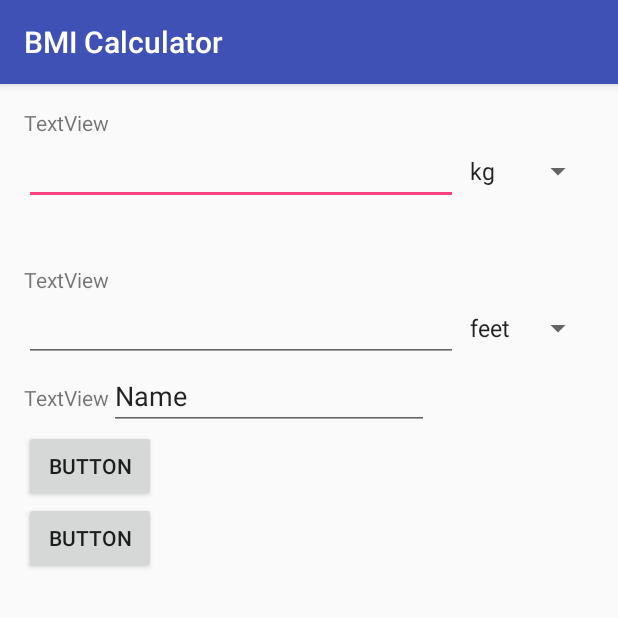
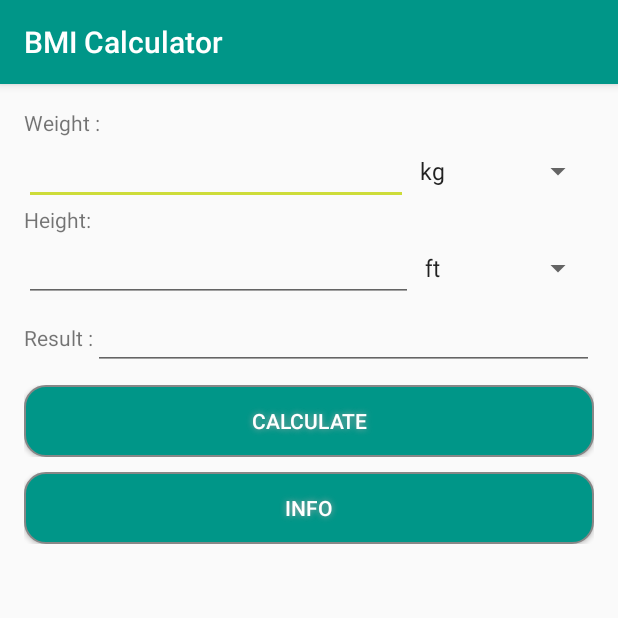
Before and after one commit to kaveer/BMICalculator, an Android app: the screen it shows after launch (MainActivity), on a phone screen of 412 x 824 dp, the top half of it. Run offline under Robolectric (Android 15) with nearby library versions, the phone set to English and light mode, and no system bars.

Commit message:
Add style, core functionality

```diff
--- a/app/src/main/java/com/kavsoftware/kaveer/bmicalculator/Programme.java
+++ b/app/src/main/java/com/kavsoftware/kaveer/bmicalculator/Programme.java
@@ -6,6 +6,11 @@ import android.support.v4.app.Fragment;
 import android.view.LayoutInflater;
 import android.view.View;
 import android.view.ViewGroup;
+import android.widget.Button;
+import android.widget.EditText;
+import android.widget.Spinner;
+
+import java.text.DecimalFormat;
 
 
 /**
@@ -13,6 +18,11 @@ import android.view.ViewGroup;
  */
 public class Programme extends Fragment {
 
+    Spinner Sweight;
+    Spinner Sheight;
+    EditText weight;
+    EditText height;
+    EditText result;
 
     public Programme() {
         // Required empty public constructor
@@ -22,8 +32,108 @@ public class Programme extends Fragment {
     @Override
     public View onCreateView(LayoutInflater inflater, ViewGroup container,
                              Bundle savedInstanceState) {
-        // Inflate the layout for this fragment
-        return inflater.inflate(R.layout.fragment_programme, container, false);
+        View view = inflater.inflate(R.layout.fragment_programme, container, false);
+
+        InitializeText(view);
+
+        Button calculate   = (Button)view.findViewById(R.id.BtnCalculate);
+        calculate.setOnClickListener(new View.OnClickListener() {
+            @Override
+            public void onClick(View v) {
+
+                if (IsValid()){
+                    Float weight = ConvertWeight();
+                    Float height = ConvertHeight();
+
+                    DecimalFormat df = new DecimalFormat("#.##");
+
+                    result.setText(df.format(Result(weight , height)).toString());
+                }
+            }
+
+
+        });
+
+        Button info   = (Button)view.findViewById(R.id.BtnInfo);
+        info.setOnClickListener(new View.OnClickListener() {
+            @Override
+            public void onClick(View v) {
+
+
+            }
+
+
+        });
+
+        return  view;
     }
 
+    private Float ConvertHeight() {
+        Float result = 0.0f;
+        Float heightResult = 0.0f;
+        String unit = Sheight.getSelectedItem().toString();
+
+        switch (unit){
+            case "ft":
+                heightResult = Float.parseFloat(height.getText().toString());
+                result = heightResult * 12.0f;
+                break;
+            case "cm":
+                heightResult = Float.parseFloat(height.getText().toString());
+                result = heightResult * 0.3937f;
+                break;
+            default:
+                result = 0.0f;
+        }
+        return result;
+    }
+
+    private Float ConvertWeight() {
+        Float result = 0.0f;
+        String unit = Sweight.getSelectedItem().toString();
+
+        switch (unit){
+            case "kg":
+                Float weightResult = Float.parseFloat(weight.getText().toString());
+                result = weightResult * 2.2f;
+                break;
+            case "lbs":
+                result = Float.parseFloat(weight.getText().toString());
+                break;
+            default:
+                result = 0.0f;
+        }
+        return result;
+    }
+
+    private Float Result(Float weight, Float height) {
+        Float result = 0.0f;
+        Float resultWeight;
+        Float resultHeight;
+
+        resultWeight = weight * 0.45f;
+        resultHeight = height * 0.025f;
+
+        resultHeight = resultHeight * resultHeight;
+
+        result = resultWeight/resultHeight;
+
+        return result;
+    }
+
+    private boolean IsValid() {
+        boolean result = true;
+
+        return result;
+    }
+
+    private void InitializeText(View view) {
+        Sweight = (Spinner) view.findViewById(R.id.SpinnerWeight);
+        Sheight = (Spinner) view.findViewById(R.id.SpinnerHeight);
+        weight = (EditText) view.findViewById(R.id.TxtWeight);
+        height = (EditText) view.findViewById(R.id.TxtHeight);
+        result = (EditText) view.findViewById(R.id.TxtResult);
+    }
+
+
 }
--- a/app/src/main/res/layout/fragment_programme.xml
+++ b/app/src/main/res/layout/fragment_programme.xml
@@ -24,7 +24,7 @@
                     android:layout_height="match_parent" >
 
                     <TextView
-                        android:text="TextView"
+                        android:text="Weight :"
                         android:layout_width="0dp"
                         android:layout_height="wrap_content"
                         android:id="@+id/textView"
@@ -34,62 +34,23 @@
 
                 <TableRow
                     android:layout_width="match_parent"
-                    android:layout_height="match_parent" >
+                    android:layout_height="match_parent"
+                    android:orientation="vertical">
 
                     <EditText
                         android:layout_width="match_parent"
                         android:layout_height="match_parent"
                         android:inputType="numberDecimal"
                         android:ems="10"
-                        android:id="@+id/editText"
+                        android:id="@+id/TxtWeight"
                         android:layout_weight="1" />
 
                     <Spinner
                         android:layout_width="match_parent"
                         android:layout_height="match_parent"
-                        android:id="@+id/spinner"
-                        android:entries="@array/weight" />
-                </TableRow>
-
-                <TableRow
-                    android:layout_width="match_parent"
-                    android:layout_height="match_parent" >
-
-                    <TextView
-                        android:layout_width="wrap_content"
-                        android:id="@+id/textView5"
-                        android:layout_height="40dp" />
-                </TableRow>
-
-                <TableRow
-                    android:layout_width="match_parent"
-                    android:layout_height="match_parent" >
-
-                    <TextView
-                        android:text="TextView"
-                        android:layout_width="0dp"
-                        android:layout_height="wrap_content"
-                        android:id="@+id/textView2"
+                        android:id="@+id/SpinnerWeight"
+                        android:entries="@array/weight"
                         android:layout_weight="1" />
-                </TableRow>
-
-                <TableRow
-                    android:layout_width="match_parent"
-                    android:layout_height="match_parent" >
-
-                    <EditText
-                        android:layout_width="0dp"
-                        android:layout_height="wrap_content"
-                        android:inputType="numberDecimal"
-                        android:ems="10"
-                        android:id="@+id/editText2"
-                        android:layout_weight="1" />
-
-                    <Spinner
-                        android:layout_width="match_parent"
-                        android:layout_height="match_parent"
-                        android:id="@+id/spinner2"
-                        android:entries="@array/height"/>
                 </TableRow>
 
             </TableLayout>
@@ -103,18 +64,56 @@
                     android:layout_height="match_parent" >
 
                     <TextView
-                        android:text="TextView"
+                        android:text="Height:"
+                        android:layout_width="0dp"
+                        android:layout_height="wrap_content"
+                        android:id="@+id/textView2"
+                        android:layout_weight="1" />
+                </TableRow>
+
+                <TableRow
+                    android:layout_width="match_parent"
+                    android:layout_height="match_parent" >
+
+                    <EditText
+                        android:layout_width="match_parent"
+                        android:layout_height="match_parent"
+                        android:inputType="numberDecimal"
+                        android:ems="10"
+                        android:id="@+id/TxtHeight"
+                        android:layout_weight="1" />
+
+                    <Spinner
+                        android:layout_width="match_parent"
+                        android:layout_height="match_parent"
+                        android:id="@+id/SpinnerHeight"
+                        android:entries="@array/height"
+                        android:layout_weight="1" />
+                </TableRow>
+            </TableLayout>
+
+            <TableLayout
+                android:layout_width="match_parent"
+                android:layout_height="match_parent">
+
+                <TableRow
+                    android:layout_width="match_parent"
+                    android:layout_height="match_parent" >
+
+                    <TextView
+                        android:text="Result :"
                         android:layout_width="wrap_content"
                         android:layout_height="wrap_content"
                         android:id="@+id/textView4" />
 
                     <EditText
-                        android:layout_width="wrap_content"
+                        android:layout_width="0dp"
                         android:layout_height="wrap_content"
-                        android:inputType="textPersonName"
-                        android:text="Name"
+                        android:inputType="none"
                         android:ems="10"
-                        android:id="@+id/editText4" />
+                        android:id="@+id/TxtResult"
+                        android:editable="false"
+                        android:layout_weight="1" />
                 </TableRow>
 
             </TableLayout>
@@ -125,24 +124,40 @@
 
                 <TableRow
                     android:layout_width="match_parent"
-                    android:layout_height="match_parent" >
+                    android:layout_height="match_parent"
+                    android:layout_marginTop="10dp">
 
                     <Button
-                        android:text="Button"
-                        android:layout_width="wrap_content"
+                        android:text="Calculate"
+                        android:layout_width="0dp"
                         android:layout_height="wrap_content"
-                        android:id="@+id/button" />
+                        android:id="@+id/BtnCalculate"
+                        android:layout_weight="1"
+                        android:textColor="#FFFFFFFF"
+                        android:background="@drawable/buttonshape"
+                        android:shadowColor="#A8A8A8"
+                        android:shadowDx="0"
+                        android:shadowDy="0"
+                        android:shadowRadius="5"/>
                 </TableRow>
 
                 <TableRow
                     android:layout_width="match_parent"
-                    android:layout_height="match_parent" >
+                    android:layout_height="match_parent"
+                    android:layout_marginTop="10dp">
 
                     <Button
-                        android:text="Button"
-                        android:layout_width="wrap_content"
+                        android:text="Info"
+                        android:layout_width="0dp"
                         android:layout_height="wrap_content"
-                        android:id="@+id/button2" />
+                        android:id="@+id/BtnInfo"
+                        android:layout_weight="1"
+                        android:textColor="#FFFFFFFF"
+                        android:background="@drawable/buttonshape"
+                        android:shadowColor="#A8A8A8"
+                        android:shadowDx="0"
+                        android:shadowDy="0"
+                        android:shadowRadius="5"/>
                 </TableRow>
 
             </TableLayout>
--- a/app/src/main/res/values/colors.xml
+++ b/app/src/main/res/values/colors.xml
@@ -1,6 +1,6 @@
 <?xml version="1.0" encoding="utf-8"?>
 <resources>
-    <color name="colorPrimary">#3F51B5</color>
-    <color name="colorPrimaryDark">#303F9F</color>
-    <color name="colorAccent">#FF4081</color>
+    <color name="colorPrimary">#009688</color>
+    <color name="colorPrimaryDark">#00796B</color>
+    <color name="colorAccent">#CDDC39</color>
 </resources>
--- a/app/src/main/res/values/strings.xml
+++ b/app/src/main/res/values/strings.xml
@@ -6,11 +6,11 @@
 
     <string-array name="weight">
         <item>kg</item>
-        <item>pound </item>
+        <item>lbs </item>
     </string-array>
 
     <string-array name="height">
-        <item>feet</item>
+        <item>ft</item>
         <item>cm</item>
     </string-array>
 </resources>
```
